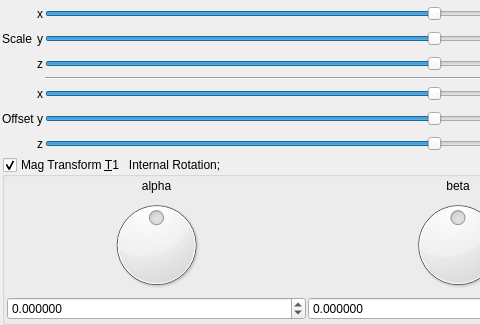
Old version of the form mandelbulber2/qt_data/fractal_transf_benesi_T1.ui in the repository buddhi1980/mandelbulber2; both pictures show x 0 to 480 and y 0 to 325 of the 916 by 933 pixel window.
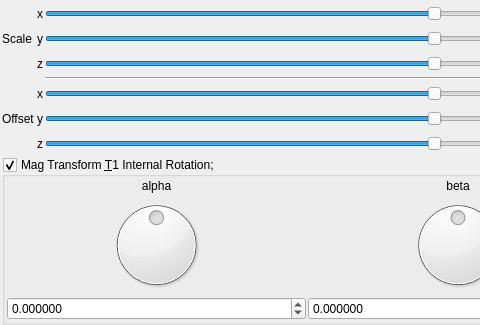
New version of the form. Custom widgets are drawn as their Qt base class.

```diff
--- a/mandelbulber2/qt_data/fractal_transf_benesi_T1.ui
+++ b/mandelbulber2/qt_data/fractal_transf_benesi_T1.ui
@@ -402,7 +402,7 @@
    <item>
     <widget class="MyGroupBox" name="groupCheck_transf_rotation_enabled">
      <property name="title">
-      <string>Mag Transform &amp;T1   Internal Rotation;</string>
+      <string>Mag Transform &amp;T1 Internal Rotation;</string>
      </property>
      <property name="checkable">
       <bool>true</bool>
```
